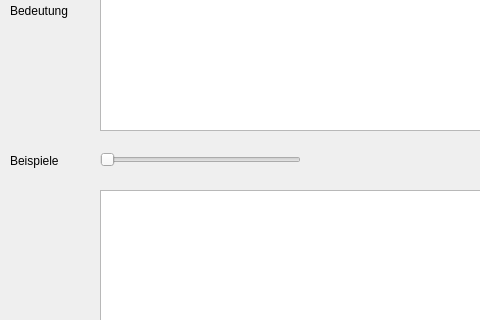
pousche/dwds-pyrser, file mainwindow.ui: the form before one commit; both pictures show x 0 to 480 and y 170 to 490 of the 800 by 600 pixel window.
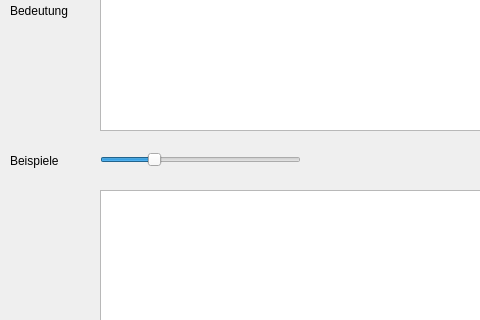
The form after the commit.

```diff
--- a/mainwindow.ui
+++ b/mainwindow.ui
@@ -107,6 +107,9 @@
     <property name="maximum">
      <number>5</number>
     </property>
+    <property name="value">
+     <number>2</number>
+    </property>
     <property name="orientation">
      <enum>Qt::Orientation::Horizontal</enum>
     </property>
```
